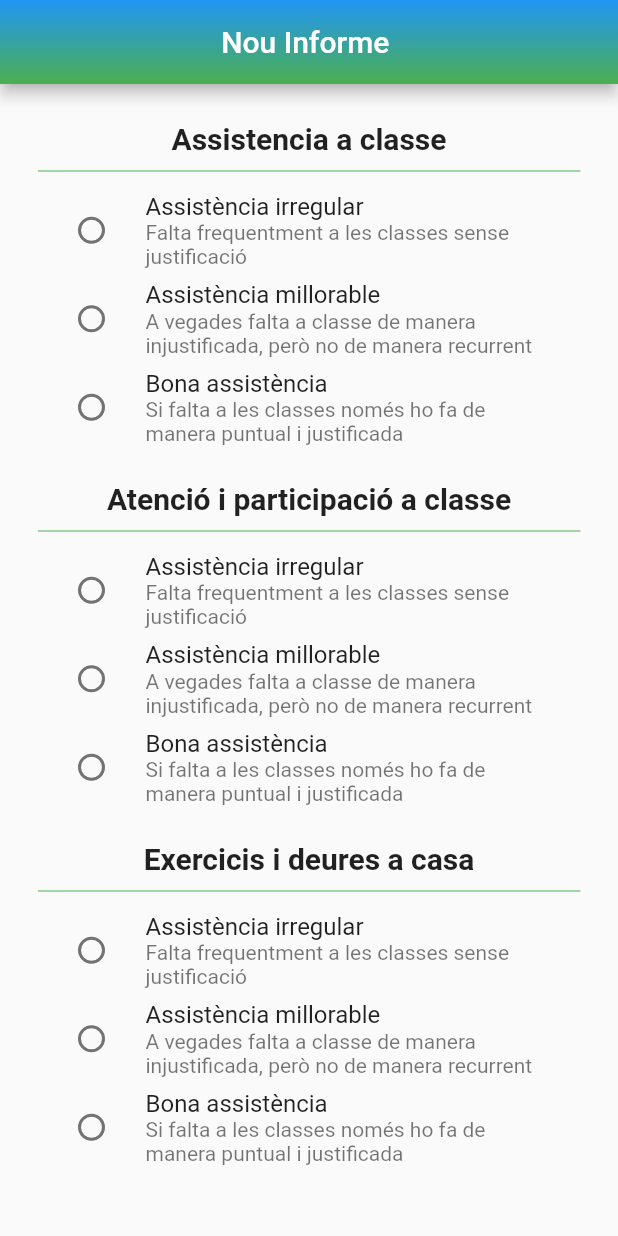
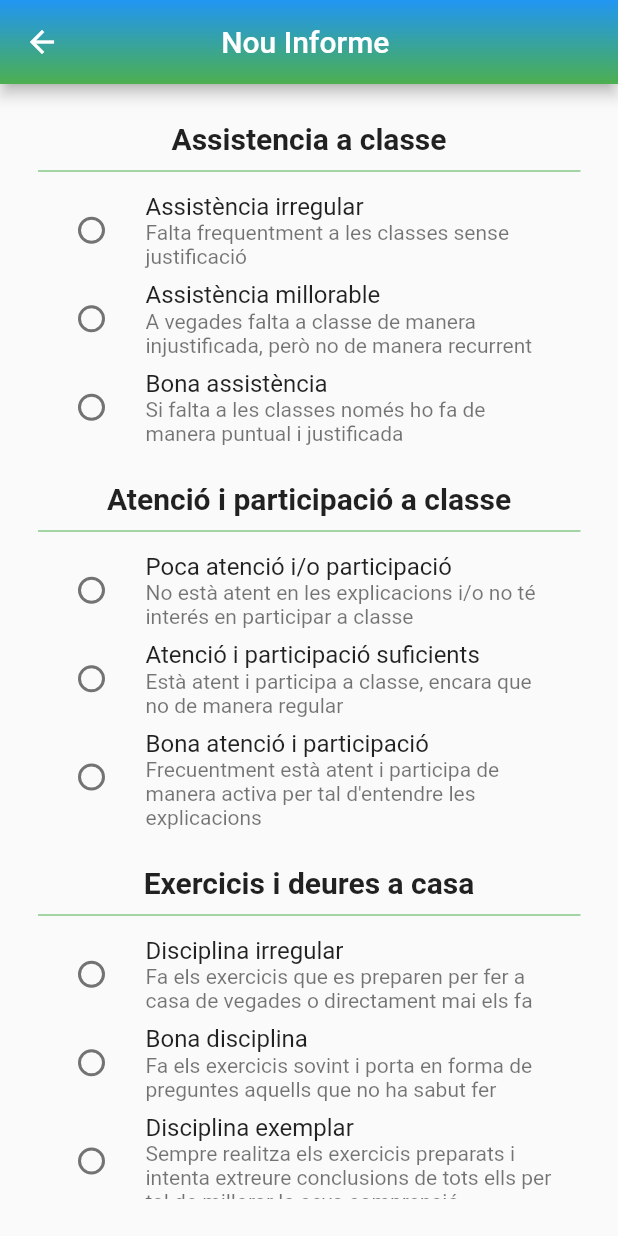
Before and after one commit to pablo-morillas/TFG_Front, a Flutter app: the CreaInforme screen opened directly with empty values, on a phone screen of 412 x 824 dp. Run offline on Flutter 3.47's test engine with Material 2 defaults, Android fonts, the phone set to English and light mode, and no system bars; our stand-ins replace flutter_spinkit; accounts and stored records are empty.

Commit message:
Lista de Informes

```diff
--- /dev/null
+++ b/lib/models/Informe.dart
@@ -0,0 +1,62 @@
+import 'dart:convert';
+
+class Informe{
+  Id _id;
+  int _notaExercicis;
+  int _notaAssistencia;
+  int _notaAtencio;
+  int _notaTreball;
+  String _valoracions;
+
+  Informe({Id id, int notaExercicis, int notaAssistencia, int notaAtencio, int notaTreball, String valoracions}) {
+    this._id = id;
+    this._notaExercicis = notaExercicis;
+    this._notaAssistencia = notaAssistencia;
+    this._notaAtencio = notaAtencio;
+    this._notaTreball = notaTreball;
+    this._valoracions = valoracions;
+  }
+
+  Id get id => _id;
+  int get notaExercicis => _notaExercicis;
+  int get notaAssistencia => _notaAssistencia;
+  int get notaTreball => _notaTreball;
+  int get notaAtencio => _notaAtencio;
+  String get valoracions => _valoracions;
+
+  factory Informe.fromJson(Map<String, dynamic> json){
+    return Informe(
+      id: Id.fromJson(json['id']),
+      notaAssistencia: json['notaAssistencia'],
+      notaExercicis: json['notaExercicis'],
+      notaAtencio: json['notaAtencio'],
+      notaTreball: json['notaTreball'],
+      valoracions: json['valoracions']
+    );
+  }
+
+}
+class Id {
+  String _estudiant;
+  String _professor;
+  DateTime _fecha;
+
+  Id({String estudiant, String professor, DateTime fecha})
+  {
+    this._estudiant = estudiant;
+    this._professor = professor;
+    this._fecha = fecha;
+  }
+
+  String get estudiant => _estudiant;
+  String get professor => _professor;
+  DateTime get fecha => _fecha;
+
+  factory Id.fromJson(Map<String, dynamic> json){
+    return Id(
+      estudiant: json['estudiantId'],
+      professor: json['professorId'],
+      fecha: DateTime.parse(json['fecha'])
+    );
+  }
+}
--- a/lib/models/User.dart
+++ b/lib/models/User.dart
@@ -12,7 +12,6 @@ class User {
     this._nombre = nombre;
     this._token = token;
     this._userRole = userRole;
-
   }
 
   String get email => _email;
--- a/lib/screens/Informe/CreaInforme.dart
+++ b/lib/screens/Informe/CreaInforme.dart
@@ -3,8 +3,6 @@ import 'dart:convert';
 import 'package:flutter/material.dart';
 import 'package:tfg/global/global.dart';
 import 'package:flutter/cupertino.dart';
-import 'package:tfg/models/Aula.dart';
-import 'package:tfg/models/Pregunta.dart';
 import 'package:tfg/models/User.dart';
 import 'package:flutter/widgets.dart';
 import 'package:http/http.dart' as http;
@@ -25,8 +23,7 @@ class CreaInforme extends StatefulWidget{
 
 class _CreaInformeState extends State<CreaInforme>{
   var _controllerText = new TextEditingController();
-  final _formKey3 = GlobalKey<FormState>();
-
+  final _formKey = GlobalKey<FormState>();
   // Declare this variable
   int selectedRadioTileAssistencia;
   int selectedRadioTileAtencio;
@@ -91,7 +88,7 @@ class _CreaInformeState extends State<CreaInforme>{
   Widget buildForm() {
     return Scaffold(
       body: Form(
-          key: _formKey3,
+          key: _formKey,
           child: Padding(
             padding: EdgeInsets.all(25),
             child: SingleChildScrollView(
@@ -164,8 +161,8 @@ class _CreaInformeState extends State<CreaInforme>{
                   RadioListTile(
                     value: 1,
                     groupValue: selectedRadioTileAtencio,
-                    title: Text("Assistència irregular"),
-                    subtitle: Text("Falta frequentment a les classes sense justificació"),
+                    title: Text("Poca atenció i/o participació"),
+                    subtitle: Text("No està atent en les explicacions i/o no té interés en participar a classe"),
                     onChanged: (val) {
                       setSelectedRadioTileAtencio(val);
                     },
@@ -175,8 +172,8 @@ class _CreaInformeState extends State<CreaInforme>{
                   RadioListTile(
                     value: 2,
                     groupValue: selectedRadioTileAtencio,
-                    title: Text("Assistència millorable"),
-                    subtitle: Text("A vegades falta a classe de manera injustificada, però no de manera recurrent"),
+                    title: Text("Atenció i participació suficients"),
+                    subtitle: Text("Està atent i participa a classe, encara que no de manera regular"),
                     onChanged: (val) {
                       setSelectedRadioTileAtencio(val);
                     },
@@ -186,8 +183,8 @@ class _CreaInformeState extends State<CreaInforme>{
                   RadioListTile(
                     value: 3,
                     groupValue: selectedRadioTileAtencio,
-                    title: Text("Bona assistència"),
-                    subtitle: Text("Si falta a les classes només ho fa de manera puntual i justificada"),
+                    title: Text("Bona atenció i participació"),
+                    subtitle: Text("Frecuentment està atent i participa de manera activa per tal d'entendre les explicacions"),
                     onChanged: (val) {
                       setSelectedRadioTileAtencio(val);
                     },
@@ -214,8 +211,8 @@ class _CreaInformeState extends State<CreaInforme>{
                   RadioListTile(
                     value: 1,
                     groupValue: selectedRadioTileExercicis,
-                    title: Text("Assistència irregular"),
-                    subtitle: Text("Falta frequentment a les classes sense justificació"),
+                    title: Text("Disciplina irregular"),
+                    subtitle: Text("Fa els exercicis que es preparen per fer a casa de vegades o directament mai els fa"),
                     onChanged: (val) {
                       setSelectedRadioTileExercicis(val);
                     },
@@ -225,8 +222,8 @@ class _CreaInformeState extends State<CreaInforme>{
                   RadioListTile(
                     value: 2,
                     groupValue: selectedRadioTileExercicis,
-                    title: Text("Assistència millorable"),
-                    subtitle: Text("A vegades falta a classe de manera injustificada, però no de manera recurrent"),
+                    title: Text("Bona disciplina"),
+                    subtitle: Text("Fa els exercicis sovint i porta en forma de preguntes aquells que no ha sabut fer"),
                     onChanged: (val) {
                       setSelectedRadioTileExercicis(val);
                     },
@@ -236,8 +233,8 @@ class _CreaInformeState extends State<CreaInforme>{
                   RadioListTile(
                     value: 3,
                     groupValue: selectedRadioTileExercicis,
-                    title: Text("Bona assistència"),
-                    subtitle: Text("Si falta a les classes només ho fa de manera puntual i justificada"),
+                    title: Text("Disciplina exemplar"),
+                    subtitle: Text("Sempre realitza els exercicis preparats i intenta extreure conclusions de tots ells per tal de millorar la seva comprensió"),
                     onChanged: (val) {
                       setSelectedRadioTileExercicis(val);
                     },
@@ -264,8 +261,8 @@ class _CreaInformeState extends State<CreaInforme>{
                   RadioListTile(
                     value: 1,
                     groupValue: selectedRadioTileTreball,
-                    title: Text("Assistència irregular"),
-                    subtitle: Text("Falta frequentment a les classes sense justificació"),
+                    title: Text("Poca motivació"),
+                    subtitle: Text("No mostra motivació en les classes i això repercuteix en el seu rendiment"),
                     onChanged: (val) {
                       setSelectedRadioTileTreball(val);
                     },
@@ -275,8 +272,8 @@ class _CreaInformeState extends State<CreaInforme>{
                   RadioListTile(
                     value: 2,
                     groupValue: selectedRadioTileTreball,
-                    title: Text("Assistència millorable"),
-                    subtitle: Text("A vegades falta a classe de manera injustificada, però no de manera recurrent"),
+                    title: Text("Bona motivació i poca concentració"),
+                    subtitle: Text("Té la suficient motivació per fer un bon treball, encara que li costa concentrar-se a les classes"),
                     onChanged: (val) {
                       setSelectedRadioTileTreball(val);
                     },
@@ -286,8 +283,8 @@ class _CreaInformeState extends State<CreaInforme>{
                   RadioListTile(
                     value: 3,
                     groupValue: selectedRadioTileTreball,
-                    title: Text("Bona assistència"),
-                    subtitle: Text("Si falta a les classes només ho fa de manera puntual i justificada"),
+                    title: Text("Bona motivació i concentració"),
+                    subtitle: Text("Té una bona motivació i concentració a les classes lo que li permet ser creatiu i autònom al enfrontar-se als exercicis"),
                     onChanged: (val) {
                       setSelectedRadioTileTreball(val);
                     },
@@ -316,7 +313,6 @@ class _CreaInformeState extends State<CreaInforme>{
                     maxLines: null,
                     minLines: 5,
                     decoration: InputDecoration(
-                      labelText: "Valoracions",
                       hintText: "Escriu aquí les teves valoracions i observacions",
                       labelStyle: TextStyle(
                         fontSize: 18,
@@ -337,6 +333,25 @@ class _CreaInformeState extends State<CreaInforme>{
                           borderRadius: BorderRadius.circular(15),
                       ),
                   ),
+                  ),
+                  ElevatedButton(
+                    onPressed: () {
+                      if(_controllerText.text == "" || selectedRadioTileTreball == 0 || selectedRadioTileExercicis == 0 || selectedRadioTileAtencio == 0 || selectedRadioTileAssistencia == 0){
+                        ScaffoldMessenger.of(context).showSnackBar(SnackBar(
+                          content: Text('No has omplert tots els camps necessaris'),
+                        ));
+                      }
+                      else {
+                        addInforme();
+                        Navigator.pushReplacement(
+                            context,
+                            MaterialPageRoute(builder: (context) => Home(widget.user))
+                        );
+                      }
+                    },
+                    child: Text(
+                      "Crear informe"
+                    ),
                   )
                 ],
               ),
@@ -345,4 +360,27 @@ class _CreaInformeState extends State<CreaInforme>{
       )
     );
   }
+  void addInforme() async {
+    String fecha = new DateTime.now().toString().substring(10);
+    print(fecha);
+
+    await http.post(new Uri.http(apiURL, "/api/informes/"),
+        headers: <String, String>{
+          'Content-Type': 'application/json',
+          'Authorization': widget.user.token,
+        },
+        body: jsonEncode({
+          'id': {
+            'estudiantId': widget.estudiante.email,
+            'professorId': widget.user.email,
+            'fecha': fecha,
+          },
+          'notaExercicis': selectedRadioTileExercicis,
+          'notaAtencio': selectedRadioTileAtencio,
+          'notaAssistencia': selectedRadioTileAssistencia,
+          'notaTreball': selectedRadioTileTreball,
+          'valoracions': _controllerText.text
+        }));
+  }
+
 }
--- a/lib/screens/menu/menu.dart
+++ b/lib/screens/menu/menu.dart
@@ -1,5 +1,8 @@
 import 'package:tfg/models/User.dart';
 import 'package:tfg/screens/Informe/CreaInforme.dart';
+import 'package:tfg/screens/Informe/ListaInformes.dart';
+import 'package:tfg/screens/Informe/LoadingScreenInforme.dart';
+import 'package:tfg/screens/LoadingScreen.dart';
 import 'package:tfg/screens/aula/ListaClases.dart';
 import 'package:tfg/screens/test/CreaTest.dart';
 import 'package:tfg/screens/user/login.dart';
@@ -52,7 +55,7 @@ class _MenuContent extends State<Menu> {
   nInformes(){
     Navigator.pushReplacement(
         context,
-        MaterialPageRoute(builder: (context)=> CreaInforme(widget.user, widget.user))
+        MaterialPageRoute(builder: (context)=> LoadingScreenInforme(widget.user))
     );
   }
 
```
Also changed, not shown: lib/screens/Informe/ListaInformes.dart (added, +117 -0 lines), lib/screens/Informe/LoadingScreenInforme.dart (added, +87 -0 lines), lib/screens/LoadingScreen.dart (+32 -8 lines), 1 other file.
